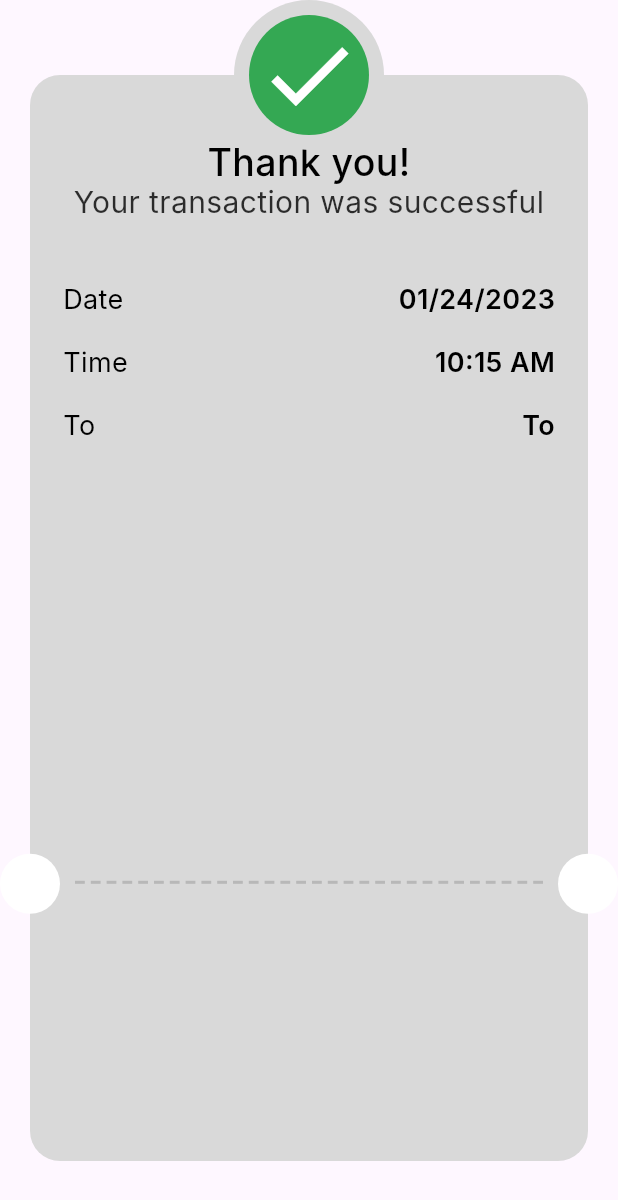
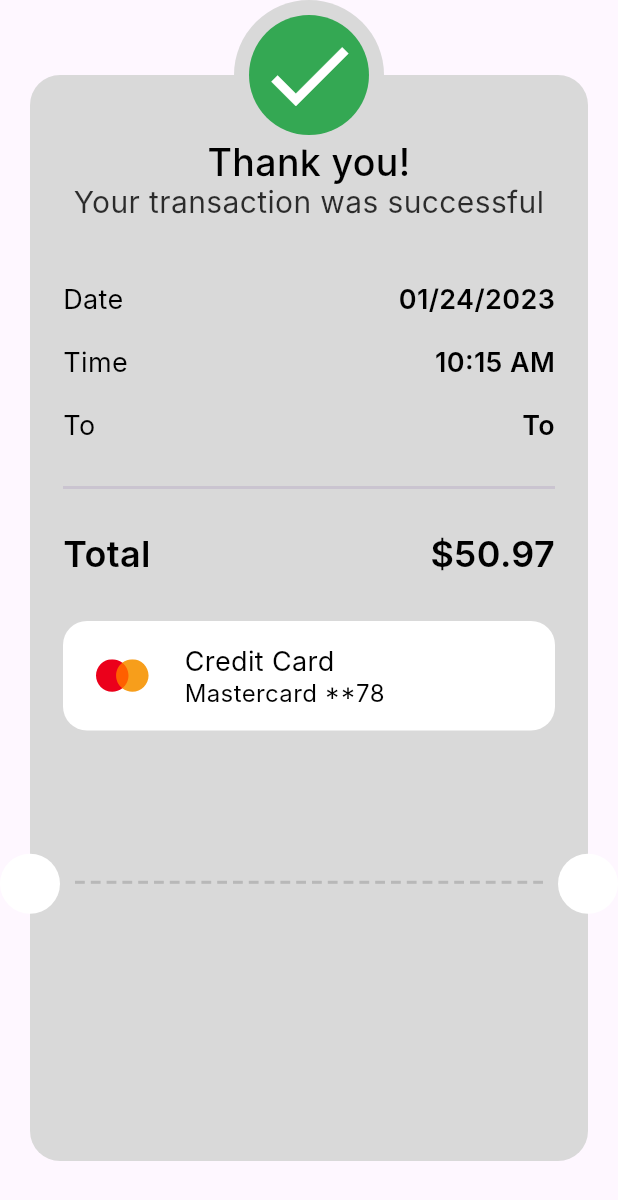
Before and after one commit to SalahYasser/checkout_payment_app, a Flutter app: the ThankYouView screen opened directly, on a phone screen of 412 x 824 dp. Shown: the top 1200 px of the screen. Run offline on Flutter 3.47's test engine with Material 3 defaults, Android fonts, the phone set to English and light mode, and no system bars; our stand-ins replace flutter_credit_card, flutter_svg; Roboto replaces fonts that are missing (Inter).

Commit message:
create card info widget

```diff
--- a/lib/core/utils/styles.dart
+++ b/lib/core/utils/styles.dart
@@ -33,6 +33,14 @@ abstract class Styles {
     height: 0,
   );
 
+  static const TextStyle style16 = TextStyle(
+    color: Colors.black,
+    fontSize: 16,
+    fontFamily: 'Inter',
+    fontWeight: FontWeight.w400,
+    height: 0,
+  );
+
   static TextStyle style20 = TextStyle(
     color: Colors.black.withOpacity(0.800000011920929),
     fontSize: 20,
@@ -48,5 +56,4 @@ abstract class Styles {
     fontWeight: FontWeight.w500,
     height: 0,
   );
-
 }
--- /dev/null
+++ b/lib/features/checkout/presentation/views/widgets/card_info_widget.dart
@@ -0,0 +1,40 @@
+import 'package:checkout_payment_app/core/utils/styles.dart';
+import 'package:flutter/material.dart';
+import 'package:flutter_svg/svg.dart';
+
+class CardInfoWidget extends StatelessWidget {
+  const CardInfoWidget({super.key});
+
+  @override
+  Widget build(BuildContext context) {
+    return Container(
+      width: 333,
+      padding: EdgeInsets.symmetric(horizontal: 22, vertical: 16),
+      decoration: ShapeDecoration(
+        color: Colors.white,
+        shape: RoundedRectangleBorder(
+          borderRadius: BorderRadius.circular(16),
+        ),
+      ),
+      child: Row(
+        children: [
+          SvgPicture.asset('assets/images/master.svg'),
+          SizedBox(width: 23),
+          Column(
+            crossAxisAlignment: CrossAxisAlignment.start,
+            children: [
+              Text(
+                'Credit Card',
+                style: Styles.style18,
+              ),
+              Text(
+                'Mastercard **78',
+                style: Styles.style16,
+              ),
+            ],
+          )
+        ],
+      ),
+    );
+  }
+}
--- /dev/null
+++ b/lib/features/checkout/presentation/views/widgets/payment_item_info.dart
@@ -0,0 +1,27 @@
+import 'package:checkout_payment_app/core/utils/styles.dart';
+import 'package:flutter/material.dart';
+
+class PaymentItemInfo extends StatelessWidget {
+  const PaymentItemInfo({super.key, required this.title, required this.value});
+
+  final String title, value;
+
+  @override
+  Widget build(BuildContext context) {
+    return Row(
+      children: [
+        Text(
+          title,
+          style: Styles.style18,
+          textAlign: TextAlign.center,
+        ),
+        const Spacer(),
+        Text(
+          value,
+          style: Styles.styleBold18,
+          textAlign: TextAlign.center,
+        )
+      ],
+    );
+  }
+}
--- a/lib/features/checkout/presentation/views/widgets/thank_you_card.dart
+++ b/lib/features/checkout/presentation/views/widgets/thank_you_card.dart
@@ -1,4 +1,7 @@
 import 'package:checkout_payment_app/core/utils/styles.dart';
+import 'package:checkout_payment_app/features/checkout/presentation/views/widgets/card_info_widget.dart';
+import 'package:checkout_payment_app/features/checkout/presentation/views/widgets/payment_item_info.dart';
+import 'package:checkout_payment_app/features/checkout/presentation/views/widgets/total_price.dart';
 import 'package:flutter/material.dart';
 
 class ThankYouCard extends StatelessWidget {
@@ -34,34 +37,16 @@ class ThankYouCard extends StatelessWidget {
             PaymentItemInfo(title: 'Time', value: '10:15 AM'),
             SizedBox(height: 20),
             PaymentItemInfo(title: 'To', value: 'To'),
+            Divider(
+              thickness: 2,
+              height: 60,
+            ),
+            TotalPrice(title: 'Total', value: r'$50.97'),
+            SizedBox(height: 30),
+            CardInfoWidget(),
           ],
         ),
       ),
     );
   }
 }
-
-class PaymentItemInfo extends StatelessWidget {
-  const PaymentItemInfo({super.key, required this.title, required this.value});
-
-  final String title, value;
-
-  @override
-  Widget build(BuildContext context) {
-    return Row(
-      children: [
-        Text(
-          title,
-          style: Styles.style18,
-          textAlign: TextAlign.center,
-        ),
-        const Spacer(),
-        Text(
-          value,
-          style: Styles.styleBold18,
-          textAlign: TextAlign.center,
-        )
-      ],
-    );
-  }
-}
```
Also changed, not shown: assets/images/master.svg (added).
